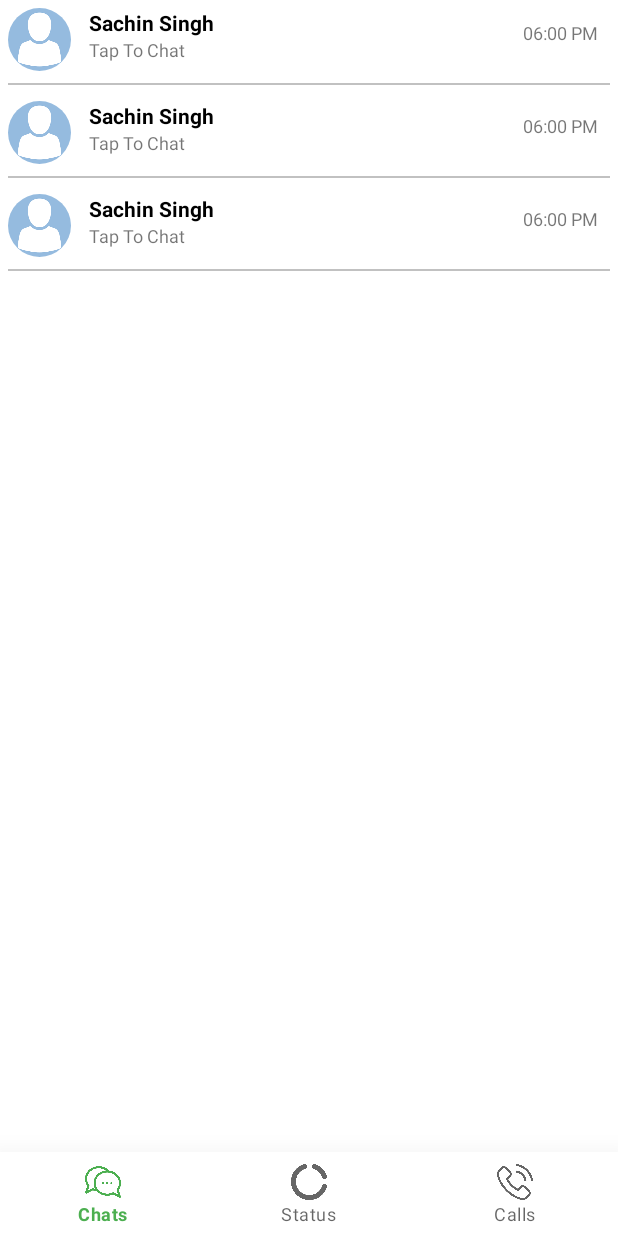
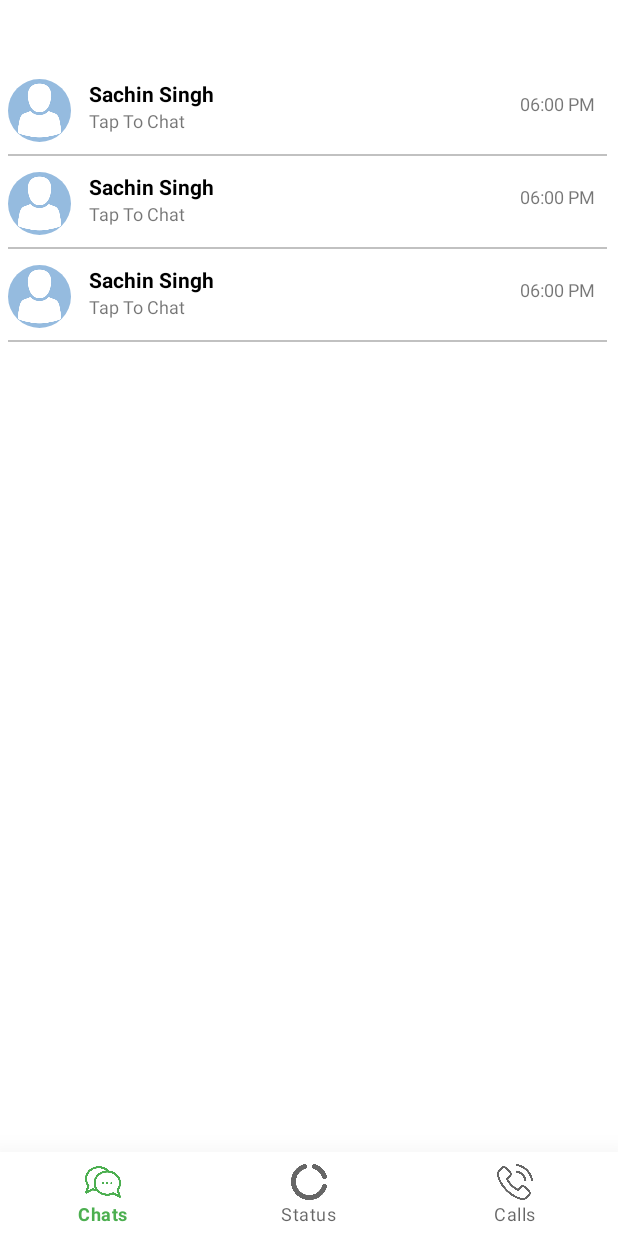
Before and after one commit to menezesryan/Chat_Application, an Android app: the layout activity_main.xml on its own in the app's theme, with its tools: preview values and no code run, on a phone screen of 412 x 824 dp. Run offline under Robolectric (Android 15) with nearby library versions, the light colour scheme and no system bars; Roboto replaces fonts that are not available here.

Commit message:
Manin activity minor changes made and fixed bugs Fixed database bug due to wrong realtime database rules

```diff
--- a/app/build.gradle
+++ b/app/build.gradle
@@ -50,7 +50,8 @@ dependencies {
 
     implementation 'com.github.mukeshsolanki:android-otpview-pinview:2.1.2'     //otpview ka dependency
     implementation 'de.hdodenhof:circleimageview:3.1.0'
+    //circle image view for profile setup dependency
+
     implementation 'com.github.bumptech.glide:glide:4.12.0'
     annotationProcessor 'com.github.bumptech.glide:compiler:4.12.0'
-    //circle image view for profile setup dependency
 }
--- a/app/src/main/res/layout/activity_main.xml
+++ b/app/src/main/res/layout/activity_main.xml
@@ -20,11 +20,11 @@
 
     <androidx.recyclerview.widget.RecyclerView
         android:id="@+id/recyclerView"
-        android:layout_width="match_parent"
-        android:layout_height="0dp"
+        android:layout_width="410dp"
+        android:layout_height="674dp"
+        app:layoutManager="androidx.recyclerview.widget.LinearLayoutManager"
         app:layout_constraintBottom_toTopOf="@+id/bottomNavigationView"
         app:layout_constraintStart_toStartOf="parent"
         app:layout_constraintTop_toTopOf="parent"
-        tools:listitem="@layout/row_conversation"
-        app:layoutManager="androidx.recyclerview.widget.LinearLayoutManager"/>
+        tools:listitem="@layout/row_conversation" />
 </androidx.constraintlayout.widget.ConstraintLayout>
--- a/app/src/main/res/layout/row_conversation.xml
+++ b/app/src/main/res/layout/row_conversation.xml
@@ -10,10 +10,10 @@
         android:id="@+id/profile"
         android:layout_width="42dp"
         android:layout_height="42dp"
+        android:src="@drawable/avatar"
         app:layout_constraintStart_toStartOf="parent"
         app:layout_constraintTop_toTopOf="parent"
-        app:srcCompat="@drawable/avatar"
-        android:src="@drawable/avatar" />
+        app:srcCompat="@drawable/avatar" />
 
     <TextView
         android:id="@+id/username"
--- a/app/src/main/res/menu/topmenu.xml
+++ b/app/src/main/res/menu/topmenu.xml
@@ -19,4 +19,7 @@
         android:id="@+id/settings"
         android:icon="@drawable/setting"
         android:title="Settings" />
+    <item
+        android:id="@+id/logout"
+        android:title="Logout" />
 </menu>
--- a/app/src/main/res/mipmap-anydpi-v26/ic_launcher.xml
+++ b/app/src/main/res/mipmap-anydpi-v26/ic_launcher.xml
@@ -1,5 +1,5 @@
 <?xml version="1.0" encoding="utf-8"?>
 <adaptive-icon xmlns:android="http://schemas.android.com/apk/res/android">
     <background android:drawable="@drawable/ic_launcher_background"/>
-    <foreground android:drawable="@mipmap/ic_launcher_foreground"/>
+    <foreground android:drawable="@drawable/ic_launcher_foreground"/>
 </adaptive-icon>
--- a/app/src/main/res/mipmap-anydpi-v26/ic_launcher_round.xml
+++ b/app/src/main/res/mipmap-anydpi-v26/ic_launcher_round.xml
@@ -1,5 +1,5 @@
 <?xml version="1.0" encoding="utf-8"?>
 <adaptive-icon xmlns:android="http://schemas.android.com/apk/res/android">
     <background android:drawable="@drawable/ic_launcher_background"/>
-    <foreground android:drawable="@mipmap/ic_launcher_foreground"/>
+    <foreground android:drawable="@drawable/ic_launcher_foreground"/>
 </adaptive-icon>
```
Also changed, not shown: app/src/main/java/com/example/chat_application/MainActivity.java (+8 -0 lines).
